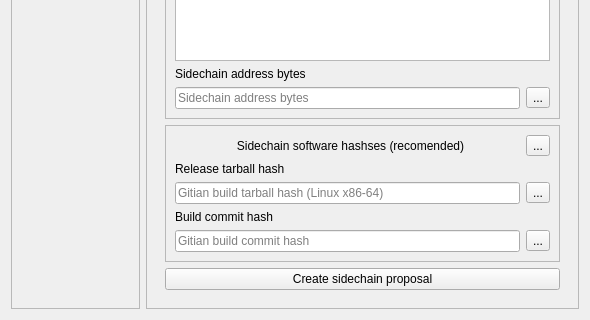
DriveNetTESTDRIVE/DriveNet, file src/qt/forms/sidechainminerdialog.ui: the form before one commit; both pictures show x 0 to 590 and y 272 to 592 of the 590 by 592 pixel window.
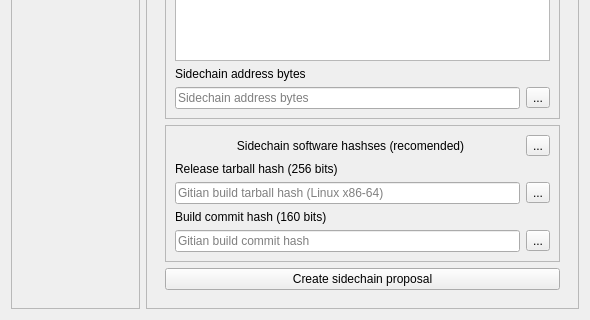
The form after the commit. Icons and pictures are not drawn.

Diff of the .ui file:
```diff
--- a/src/qt/forms/sidechainminerdialog.ui
+++ b/src/qt/forms/sidechainminerdialog.ui
@@ -385,7 +385,7 @@
              <item>
               <widget class="QLabel" name="label_11">
                <property name="text">
-                <string>Release tarball hash</string>
+                <string>Release tarball hash (256 bits)</string>
                </property>
               </widget>
              </item>
@@ -434,7 +434,7 @@
              <item>
               <widget class="QLabel" name="label_12">
                <property name="text">
-                <string>Build commit hash</string>
+                <string>Build commit hash (160 bits)</string>
                </property>
               </widget>
              </item>
```
